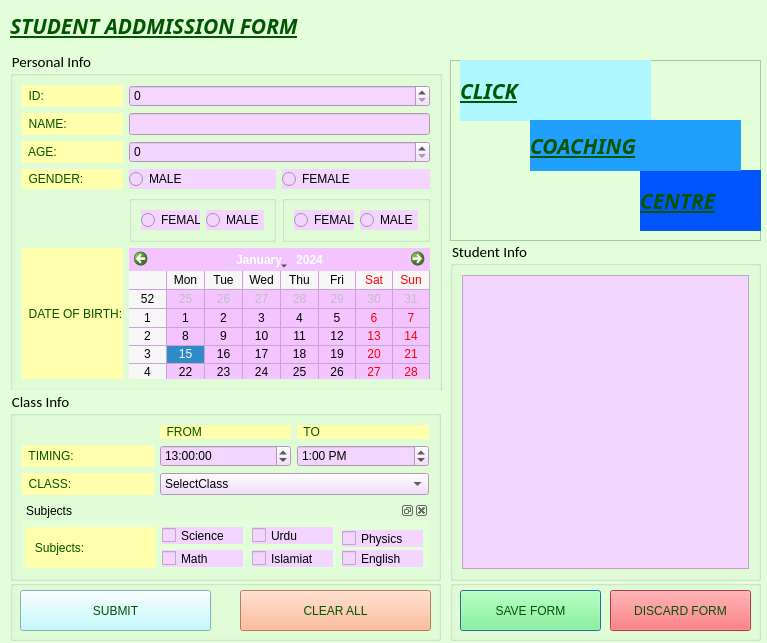
Old version of the form student_form.ui in the repository AhsanGhaffar370/PyQt5_UI.
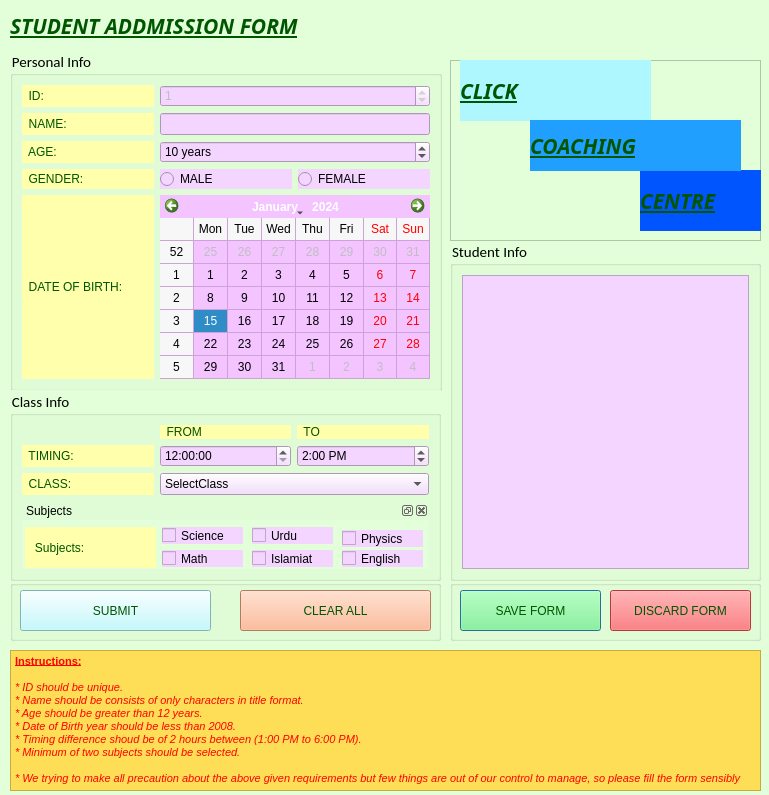
New version of the form. Icons and pictures are not drawn.

Commit message: Update Student addmission form(mini project)

Diff of the .ui file:
```diff
--- a/student_form.ui
+++ b/student_form.ui
@@ -6,8 +6,8 @@
    <rect>
     <x>0</x>
     <y>0</y>
-    <width>767</width>
-    <height>643</height>
+    <width>769</width>
+    <height>795</height>
    </rect>
   </property>
   <property name="cursor">
@@ -251,6 +251,27 @@
     <bool>false</bool>
    </property>
    <layout class="QGridLayout" name="gridLayout">
+    <item row="3" column="0">
+     <widget class="QLabel" name="label_4">
+      <property name="text">
+       <string>  GENDER:</string>
+      </property>
+     </widget>
+    </item>
+    <item row="1" column="0">
+     <widget class="QLabel" name="label">
+      <property name="text">
+       <string>  NAME:</string>
+      </property>
+     </widget>
+    </item>
+    <item row="3" column="1">
+     <widget class="QRadioButton" name="gm_rb">
+      <property name="text">
+       <string>MALE</string>
+      </property>
+     </widget>
+    </item>
     <item row="1" column="1" colspan="2">
      <widget class="QLineEdit" name="name_txt">
       <property name="toolTip">
@@ -265,37 +286,22 @@
      </widget>
     </item>
     <item row="0" column="1" colspan="2">
-     <widget class="QSpinBox" name="id_spin"/>
-    </item>
-    <item row="3" column="0">
-     <widget class="QLabel" name="label_4">
-      <property name="text">
-       <string>  GENDER:</string>
+     <widget class="QSpinBox" name="id_spin">
+      <property name="enabled">
+       <bool>false</bool>
       </property>
-     </widget>
-    </item>
-    <item row="3" column="1">
-     <widget class="QRadioButton" name="gm_rb">
-      <property name="text">
-       <string>MALE</string>
+      <property name="value">
+       <number>1</number>
       </property>
      </widget>
     </item>
-    <item row="1" column="0">
-     <widget class="QLabel" name="label">
-      <property name="text">
-       <string>  NAME:</string>
+    <item row="2" column="1" colspan="2">
+     <widget class="QSpinBox" name="age_spin">
+      <property name="suffix">
+       <string> years</string>
       </property>
-     </widget>
-    </item>
-    <item row="7" column="1" colspan="2">
-     <widget class="QCalendarWidget" name="dob_cal">
-      <property name="styleSheet">
-       <string notr="true">background-color: rgb(243, 255, 111);
-background-color: rgb(243, 196, 255);</string>
-      </property>
-      <property name="gridVisible">
-       <bool>true</bool>
+      <property name="value">
+       <number>10</number>
       </property>
      </widget>
     </item>
@@ -306,16 +312,6 @@
       </property>
      </widget>
     </item>
-    <item row="7" column="0">
-     <widget class="QLabel" name="label_5">
-      <property name="text">
-       <string>  DATE OF BIRTH:</string>
-      </property>
-     </widget>
-    </item>
-    <item row="2" column="1" colspan="2">
-     <widget class="QSpinBox" name="age_spin"/>
-    </item>
     <item row="3" column="2">
      <widget class="QRadioButton" name="gf_rb">
       <property name="text">
@@ -339,83 +335,22 @@
       </property>
      </widget>
     </item>
-    <item row="4" column="1">
-     <widget class="QGroupBox" name="groupBox_6">
-      <property name="contextMenuPolicy">
-       <enum>Qt::NoContextMenu</enum>
+    <item row="6" column="1" colspan="2">
+     <widget class="QCalendarWidget" name="dob_cal">
+      <property name="styleSheet">
+       <string notr="true">background-color: rgb(243, 255, 111);
+background-color: rgb(243, 196, 255);</string>
       </property>
-      <property name="autoFillBackground">
-       <bool>false</bool>
-      </property>
-      <property name="title">
-       <string/>
-      </property>
-      <property name="flat">
+      <property name="gridVisible">
        <bool>true</bool>
       </property>
-      <property name="checkable">
-       <bool>false</bool>
-      </property>
-      <layout class="QHBoxLayout" name="horizontalLayout">
-       <item>
-        <widget class="QRadioButton" name="gf_rb_2">
-         <property name="text">
-          <string>FEMALE</string>
-         </property>
-         <property name="checkable">
-          <bool>true</bool>
-         </property>
-         <property name="checked">
-          <bool>false</bool>
-         </property>
-         <property name="autoRepeat">
-          <bool>false</bool>
-         </property>
-        </widget>
-       </item>
-       <item>
-        <widget class="QRadioButton" name="gm_rb_2">
-         <property name="text">
-          <string>MALE</string>
-         </property>
-        </widget>
-       </item>
-      </layout>
      </widget>
     </item>
-    <item row="4" column="2">
-     <widget class="QGroupBox" name="groupBox_7">
-      <property name="title">
-       <string/>
+    <item row="6" column="0">
+     <widget class="QLabel" name="label_5">
+      <property name="text">
+       <string>  DATE OF BIRTH:</string>
       </property>
-      <property name="flat">
-       <bool>true</bool>
-      </property>
-      <layout class="QHBoxLayout" stretch="0,0">
-       <item>
-        <widget class="QRadioButton" name="gf_rb_3">
-         <property name="text">
-          <string>FEMALE</string>
-         </property>
-         <property name="checkable">
-          <bool>true</bool>
-         </property>
-         <property name="checked">
-          <bool>false</bool>
-         </property>
-         <property name="autoRepeat">
-          <bool>false</bool>
-         </property>
-        </widget>
-       </item>
-       <item>
-        <widget class="QRadioButton" name="gm_rb_3">
-         <property name="text">
-          <string>MALE</string>
-         </property>
-        </widget>
-       </item>
-      </layout>
      </widget>
     </item>
    </layout>
@@ -512,6 +447,20 @@
       <property name="showGroupSeparator" stdset="0">
        <bool>false</bool>
       </property>
+      <property name="maximumTime">
+       <time>
+        <hour>23</hour>
+        <minute>0</minute>
+        <second>0</second>
+       </time>
+      </property>
+      <property name="minimumTime">
+       <time>
+        <hour>12</hour>
+        <minute>0</minute>
+        <second>0</second>
+       </time>
+      </property>
       <property name="displayFormat">
        <string>h:mm AP</string>
       </property>
@@ -520,7 +469,7 @@
       </property>
       <property name="time">
        <time>
-        <hour>13</hour>
+        <hour>14</hour>
         <minute>0</minute>
         <second>0</second>
        </time>
@@ -550,12 +499,26 @@
     </item>
     <item row="1" column="1">
      <widget class="QTimeEdit" name="from_time">
+      <property name="maximumTime">
+       <time>
+        <hour>23</hour>
+        <minute>0</minute>
+        <second>0</second>
+       </time>
+      </property>
+      <property name="minimumTime">
+       <time>
+        <hour>12</hour>
+        <minute>0</minute>
+        <second>0</second>
+       </time>
+      </property>
       <property name="currentSection">
        <enum>QDateTimeEdit::HourSection</enum>
       </property>
       <property name="time">
        <time>
-        <hour>13</hour>
+        <hour>12</hour>
         <minute>0</minute>
         <second>0</second>
        </time>
@@ -803,6 +766,42 @@
     </property>
    </widget>
   </widget>
+  <widget class="QTextEdit" name="textEdit">
+   <property name="enabled">
+    <bool>false</bool>
+   </property>
+   <property name="geometry">
+    <rect>
+     <x>10</x>
+     <y>650</y>
+     <width>751</width>
+     <height>141</height>
+    </rect>
+   </property>
+   <property name="styleSheet">
+    <string notr="true">background-color: rgb(255, 222, 87);
+color: rgb(255, 0, 0);</string>
+   </property>
+   <property name="readOnly">
+    <bool>true</bool>
+   </property>
+   <property name="html">
+    <string>&lt;!DOCTYPE HTML PUBLIC &quot;-//W3C//DTD HTML 4.0//EN&quot; &quot;http://www.w3.org/TR/REC-html40/strict.dtd&quot;&gt;
+&lt;html&gt;&lt;head&gt;&lt;meta name=&quot;qrichtext&quot; content=&quot;1&quot; /&gt;&lt;style type=&quot;text/css&quot;&gt;
+p, li { white-space: pre-wrap; }
+&lt;/style&gt;&lt;/head&gt;&lt;body style=&quot; font-family:'MS Shell Dlg 2'; font-size:8.25pt; font-weight:400; font-style:normal;&quot;&gt;
+&lt;p style=&quot; margin-top:0px; margin-bottom:0px; margin-left:0px; margin-right:0px; -qt-block-indent:0; text-indent:0px;&quot;&gt;&lt;span style=&quot; font-weight:600; text-decoration: underline;&quot;&gt;Instructions:&lt;/span&gt;&lt;/p&gt;
+&lt;p style=&quot;-qt-paragraph-type:empty; margin-top:0px; margin-bottom:0px; margin-left:0px; margin-right:0px; -qt-block-indent:0; text-indent:0px;&quot;&gt;&lt;br /&gt;&lt;/p&gt;
+&lt;p style=&quot; margin-top:0px; margin-bottom:0px; margin-left:0px; margin-right:0px; -qt-block-indent:0; text-indent:0px;&quot;&gt;&lt;span style=&quot; font-size:8pt; font-style:italic;&quot;&gt;* ID should be unique.&lt;/span&gt;&lt;/p&gt;
+&lt;p style=&quot; margin-top:0px; margin-bottom:0px; margin-left:0px; margin-right:0px; -qt-block-indent:0; text-indent:0px;&quot;&gt;&lt;span style=&quot; font-size:8pt; font-style:italic;&quot;&gt;* Name should be consists of only characters in title format.&lt;/span&gt;&lt;/p&gt;
+&lt;p style=&quot; margin-top:0px; margin-bottom:0px; margin-left:0px; margin-right:0px; -qt-block-indent:0; text-indent:0px;&quot;&gt;&lt;span style=&quot; font-size:8pt; font-style:italic;&quot;&gt;* Age should be greater than 12 years.&lt;/span&gt;&lt;/p&gt;
+&lt;p style=&quot; margin-top:0px; margin-bottom:0px; margin-left:0px; margin-right:0px; -qt-block-indent:0; text-indent:0px;&quot;&gt;&lt;span style=&quot; font-size:8pt; font-style:italic;&quot;&gt;* Date of Birth year should be less than 2008.&lt;/span&gt;&lt;/p&gt;
+&lt;p style=&quot; margin-top:0px; margin-bottom:0px; margin-left:0px; margin-right:0px; -qt-block-indent:0; text-indent:0px;&quot;&gt;&lt;span style=&quot; font-size:8pt; font-style:italic;&quot;&gt;* Timing difference shoud be of 2 hours between (1:00 PM to 6:00 PM).&lt;/span&gt;&lt;/p&gt;
+&lt;p style=&quot; margin-top:0px; margin-bottom:0px; margin-left:0px; margin-right:0px; -qt-block-indent:0; text-indent:0px;&quot;&gt;&lt;span style=&quot; font-size:8pt; font-style:italic;&quot;&gt;* Minimum of two subjects should be selected.&lt;/span&gt;&lt;/p&gt;
+&lt;p style=&quot;-qt-paragraph-type:empty; margin-top:0px; margin-bottom:0px; margin-left:0px; margin-right:0px; -qt-block-indent:0; text-indent:0px; font-size:8pt; font-style:italic;&quot;&gt;&lt;br /&gt;&lt;/p&gt;
+&lt;p style=&quot; margin-top:0px; margin-bottom:0px; margin-left:0px; margin-right:0px; -qt-block-indent:0; text-indent:0px;&quot;&gt;&lt;span style=&quot; font-size:8pt; font-style:italic;&quot;&gt;* We trying to make all precaution about the above given requirements but few things are out of our control to manage, so please fill the form sensibly&lt;/span&gt;&lt;/p&gt;&lt;/body&gt;&lt;/html&gt;</string>
+   </property>
+  </widget>
  </widget>
  <resources/>
  <connections/>
```
The commit also changes 3 other files.
